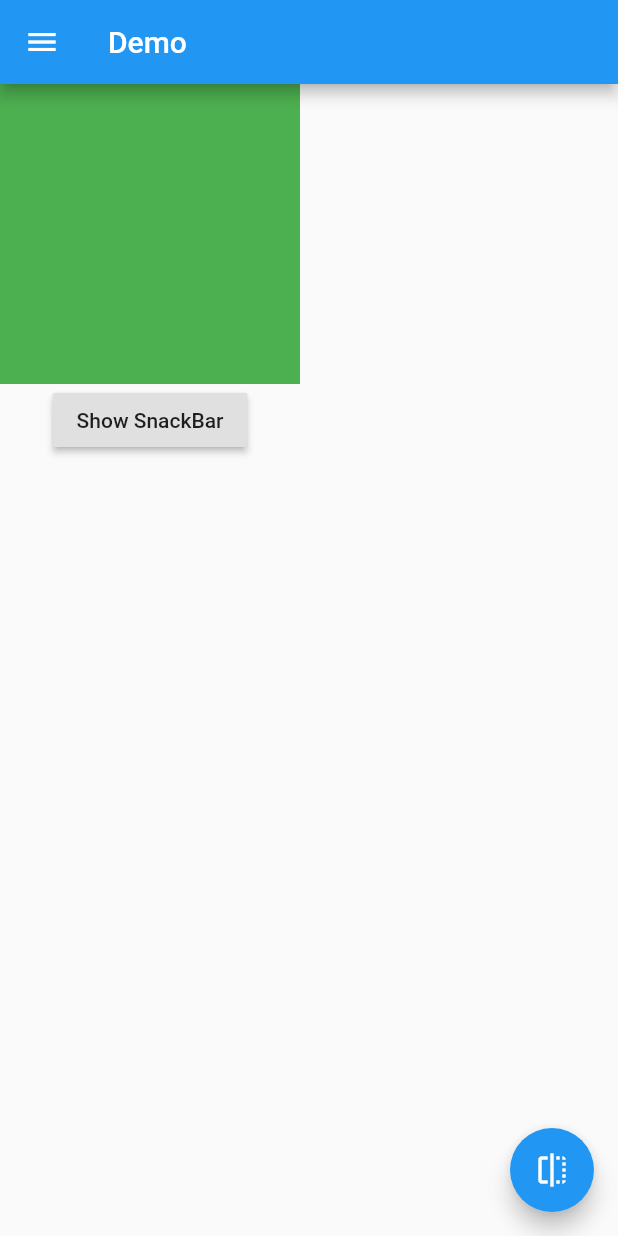
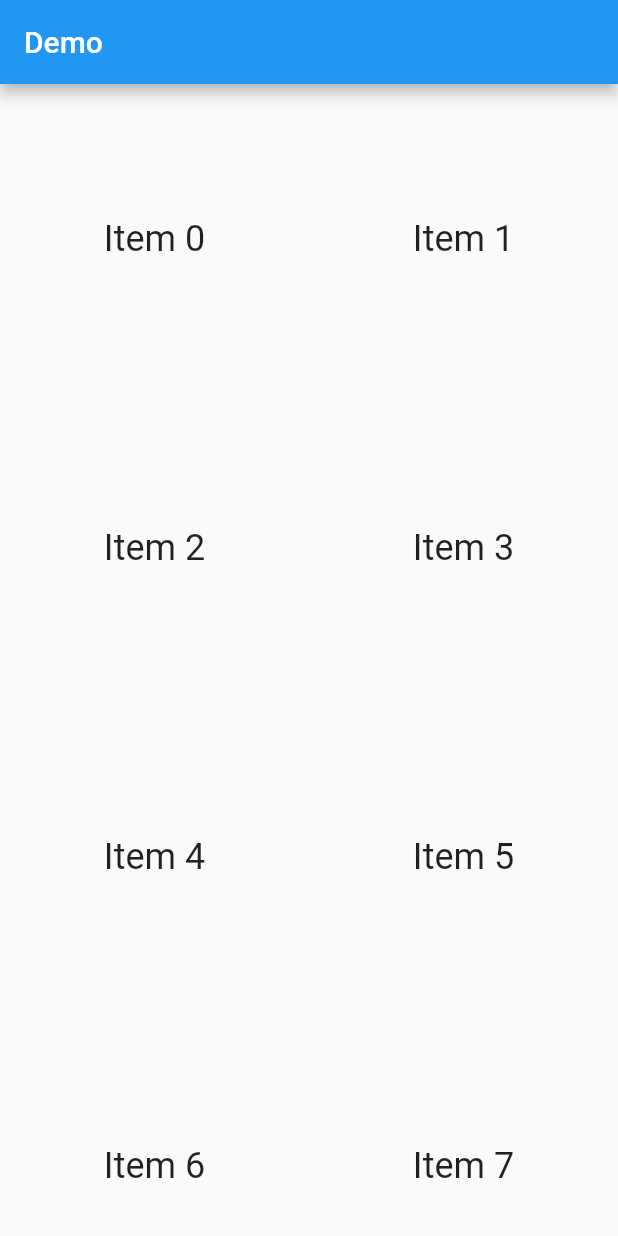
Before and after one commit to ruudhaya/cookbook, a Flutter app: the screen it shows after launch, on a phone screen of 412 x 824 dp. Run offline on Flutter 3.47's test engine with Material 2 defaults, Android fonts, the phone set to English and light mode, and no system bars.

Commit message:
[Udhay] added orientation demo using OrientationBuilder

```diff
--- a/lib/main.dart
+++ b/lib/main.dart
@@ -1,4 +1,4 @@
-import 'package:cookbook/opacitydemo.dart';
+import 'package:cookbook/orientationdemo.dart';
 import 'package:flutter/material.dart';
 
 void main() => runApp(MyApp());
@@ -11,7 +11,8 @@ class MyApp extends StatelessWidget {
     return MaterialApp(
       title: appTitle,
       debugShowCheckedModeBanner: false,
-      home: OpacityDemo(title: appTitle),
+      home: OrientationDemo(title: appTitle),
+      // OpacityDemo(title: appTitle),
     );
   }
 }
--- /dev/null
+++ b/lib/orientationdemo.dart
@@ -0,0 +1,28 @@
+import 'package:flutter/material.dart';
+
+class OrientationDemo extends StatelessWidget {
+  final String title;
+
+  OrientationDemo({Key key, this.title}) : super(key: key);
+
+  @override
+  Widget build(BuildContext context) {
+    return Scaffold(
+        appBar: AppBar(
+          title: Text(title),
+        ),
+        body: OrientationBuilder(
+          builder: (context, orientation) {
+            return GridView.count(
+              crossAxisCount: orientation == Orientation.portrait ? 2 : 3,
+              children: List.generate(100, (index) {
+                return Center(
+                  child: Text('Item $index',
+                      style: Theme.of(context).textTheme.headline),
+                );
+              }),
+            );
+          },
+        ));
+  }
+}
```
